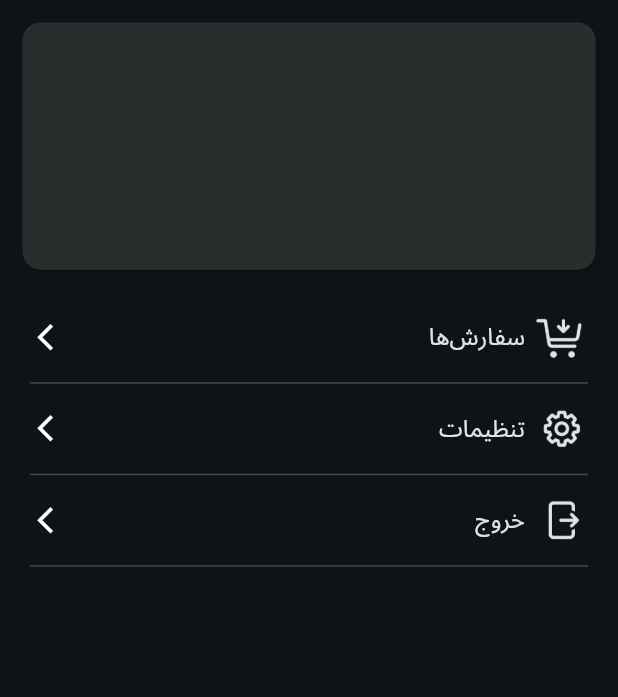
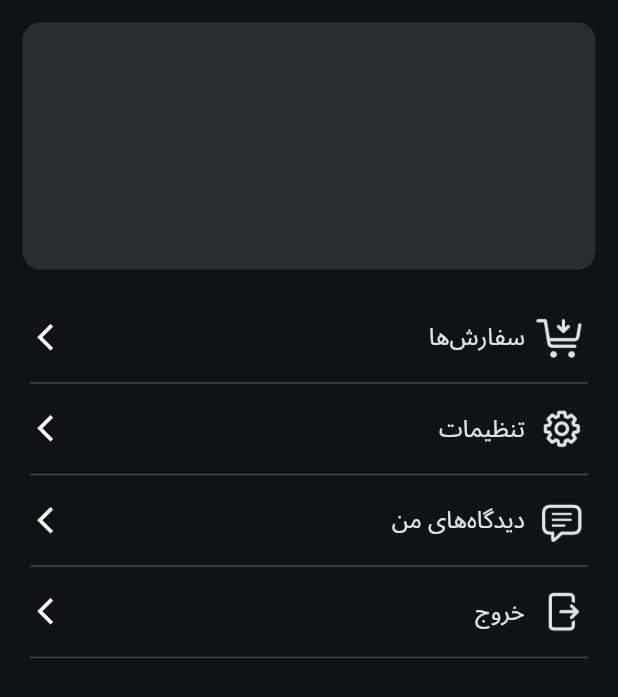
Before and after one commit to Rapithwin/ecommerce_app, a Flutter app: the ProfileLoaded widget shown alone on an empty page, opened directly with empty values, on a phone screen of 412 x 824 dp. Shown: the top 697 px of the screen. Run offline on Flutter 3.47's test engine with Material 3 defaults, Android fonts, the phone set to English and light mode, and no system bars; our stand-ins replace bloc, equatable, flutter_bloc, google_fonts, hydrated_bloc, jwt_decoder and 4 more; missing offline and left inert: dart_style, persian_number_utility; accounts and stored records are empty.

Commit message:
added profile option connected to user comments

```diff
--- a/lib/profile/presentation/widgets/profile_loaded.dart
+++ b/lib/profile/presentation/widgets/profile_loaded.dart
@@ -1,5 +1,6 @@
 import 'package:e_commerce/authentication/presentation/bloc/auth_bloc.dart';
 import 'package:e_commerce/authentication/presentation/view/login_page.dart';
+import 'package:e_commerce/comments/view/user_comments.dart';
 import 'package:e_commerce/orders/presentation/view/orders_page.dart';
 import 'package:e_commerce/profile/presentation/bloc/profile_cubit.dart';
 import 'package:e_commerce/profile/presentation/view/edit_details.dart';
@@ -95,6 +96,15 @@ class ProfileLoaded extends StatelessWidget {
         ),
         CustomSettingsOption(
           theme: theme,
+          title: "دیدگاه‌های من",
+          onTap: () => Navigator.push(
+            context,
+            UserCommentsPage.route(),
+          ),
+          icon: "assets/images/profile_page/comments.png",
+        ),
+        CustomSettingsOption(
+          theme: theme,
           title: "خروج",
           onTap: () {
             showDialog<String>(
```
